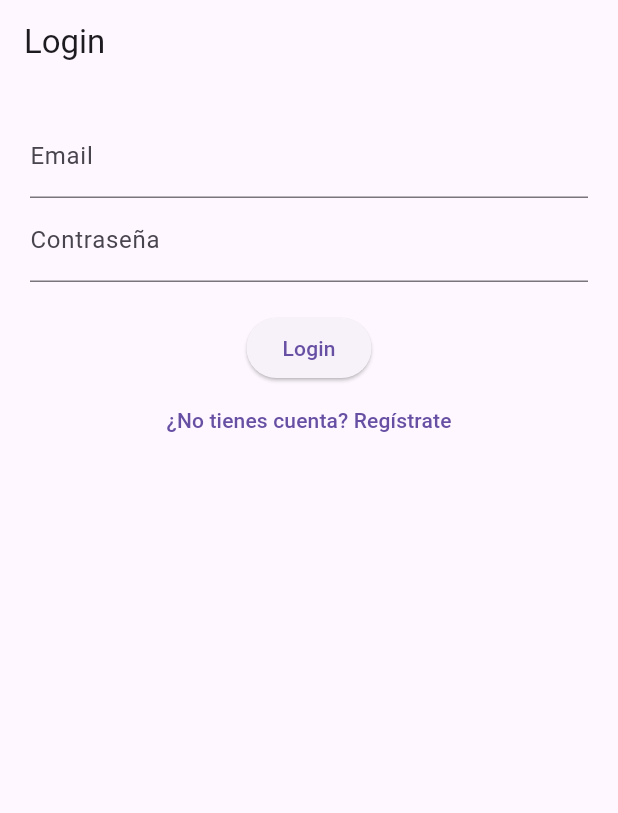
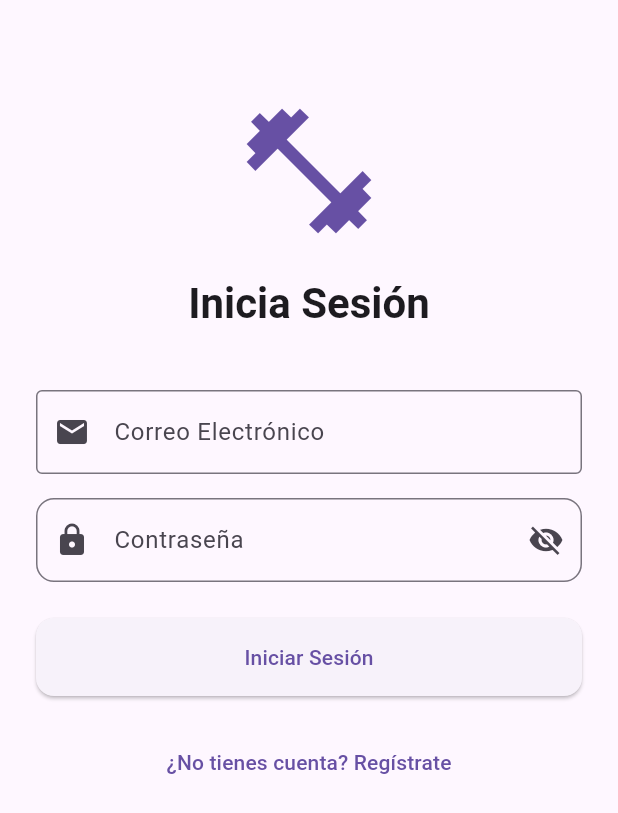
Before and after one commit to BernardoDuran14/gymbro, a Flutter app: the screen it shows after launch, on a phone screen of 412 x 824 dp. Shown: the top 813 px of the screen. Run offline on Flutter 3.47's test engine with Material 3 defaults, Android fonts, the phone set to English and light mode, and no system bars; our stand-ins replace firebase_auth, firebase_core, flutter_riverpod; accounts and stored records are empty.

Commit message:
Mejora del login en diseño y manejo de todo tipo de errores

```diff
--- a/lib/presentation/screens/auth_screen.dart
+++ b/lib/presentation/screens/auth_screen.dart
@@ -12,7 +12,8 @@ class AuthScreen extends ConsumerStatefulWidget {
 class _AuthScreenState extends ConsumerState<AuthScreen> {
   final _emailController = TextEditingController();
   final _passwordController = TextEditingController();
-  var _isLogin = true;
+  bool _isLogin = true;
+  bool _obscurePassword = true;
 
   @override
   void dispose() {
@@ -35,44 +36,158 @@ class _AuthScreenState extends ConsumerState<AuthScreen> {
   @override
   Widget build(BuildContext context) {
     final authState = ref.watch(authProvider);
+    final theme = Theme.of(context);
 
     return Scaffold(
-      appBar: AppBar(title: Text(_isLogin ? 'Login' : 'Registro')),
-      body: Padding(
-        padding: const EdgeInsets.all(20.0),
+      backgroundColor: theme.colorScheme.background,
+      body: SafeArea(
+        child: SingleChildScrollView(
+          padding: const EdgeInsets.all(24),
           child: Column(
+            crossAxisAlignment: CrossAxisAlignment.stretch,
             children: [
-            TextField(
-              controller: _emailController,
-              decoration: const InputDecoration(labelText: 'Email'),
-              keyboardType: TextInputType.emailAddress,
-            ),
-            TextField(
-              controller: _passwordController,
-              decoration: const InputDecoration(labelText: 'Contraseña'),
-              obscureText: true,
+              const SizedBox(height: 40),
+              Icon(
+                Icons.fitness_center,
+                size: 100,
+                color: theme.colorScheme.primary,
               ),
               const SizedBox(height: 20),
-            if (authState.isLoading)
-              const CircularProgressIndicator()
-            else
-              ElevatedButton(
-                onPressed: _submit,
-                child: Text(_isLogin ? 'Login' : 'Registrarse'),
+              Text(
+                _isLogin ? 'Inicia Sesión' : 'Regístrate',
+                style: theme.textTheme.headlineMedium?.copyWith(
+                  fontWeight: FontWeight.bold,
+                  color: theme.colorScheme.onBackground,
                 ),
+                textAlign: TextAlign.center,
+              ),
+              const SizedBox(height: 40),
+
+              // Campo de Email
+              TextFormField(
+                controller: _emailController,
+                decoration: const InputDecoration(
+                  labelText: 'Correo Electrónico',
+                  prefixIcon: Icon(Icons.email),
+                  border: OutlineInputBorder(),
+                ),
+                keyboardType: TextInputType.emailAddress,
+                validator: (value) {
+                  if (value == null || value.isEmpty) {
+                    return 'Por favor ingresa tu correo';
+                  }
+                  if (!value.contains('@')) {
+                    return 'Ingresa un correo válido';
+                  }
+                  return null;
+                },
+              ),
+              const SizedBox(height: 16),
+
+              // Campo de Contraseña
+              TextFormField(
+                controller: _passwordController,
+                decoration: InputDecoration(
+                  labelText: 'Contraseña',
+                  prefixIcon: const Icon(Icons.lock),
+                  suffixIcon: IconButton(
+                    icon: Icon(
+                      _obscurePassword
+                          ? Icons.visibility_off
+                          : Icons.visibility,
+                    ),
+                    onPressed: () =>
+                        setState(() => _obscurePassword = !_obscurePassword),
+                  ),
+                  border: OutlineInputBorder(
+                    borderRadius: BorderRadius.circular(12),
+                  ),
+                ),
+                obscureText: _obscurePassword,
+                validator: (value) {
+                  if (value == null || value.isEmpty) {
+                    return 'Ingresa tu contraseña';
+                  }
+                  return null;
+                },
+              ),
+              const SizedBox(height: 24),
+
+              // Mensaje de Error
               if (authState.error != null)
-              Text(authState.error!, style: const TextStyle(color: Colors.red)),
-            TextButton(
-              onPressed: () => setState(() => _isLogin = !_isLogin),
+                TweenAnimationBuilder(
+                  tween: Tween(begin: 1.0, end: 0.0),
+                  duration: const Duration(seconds: 7),
+                  builder: (context, value, child) {
+                    if (value == 0.0) {
+                      return const SizedBox.shrink();
+                    }
+                    return Opacity(opacity: value, child: child);
+                  },
+                  child: Container(
+                    margin: const EdgeInsets.only(bottom: 16),
+                    padding: const EdgeInsets.all(12),
+                    decoration: BoxDecoration(
+                      color: Colors.red.withOpacity(0.1),
+                      borderRadius: BorderRadius.circular(8),
+                    ),
+                    child: Row(
+                      children: [
+                        const Icon(
+                          Icons.error_outline,
+                          color: Colors.red,
+                          size: 20,
+                        ),
+                        const SizedBox(width: 12),
+                        Expanded(
                           child: Text(
-                _isLogin
-                    ? '¿No tienes cuenta? Regístrate'
-                    : '¿Ya tienes cuenta? Inicia sesión',
+                            authState.error!,
+                            style: TextStyle(
+                              color: Theme.of(context).colorScheme.error,
+                            ),
                           ),
                         ),
                       ],
                     ),
                   ),
+                ),
+              if (authState.error != null) const SizedBox(height: 16),
+
+              // Botón Principal
+              ElevatedButton(
+                onPressed: authState.isLoading ? null : _submit,
+                style: ElevatedButton.styleFrom(
+                  padding: const EdgeInsets.symmetric(vertical: 16),
+                  shape: RoundedRectangleBorder(
+                    borderRadius: BorderRadius.circular(12),
+                  ),
+                ),
+                child: authState.isLoading
+                    ? const CircularProgressIndicator()
+                    : Text(_isLogin ? 'Iniciar Sesión' : 'Registrarse'),
+              ),
+              const SizedBox(height: 20),
+
+              // Cambiar entre Login/Registro
+              TextButton(
+                onPressed: () {
+                  setState(() {
+                    _isLogin = !_isLogin;
+                    _emailController.clear();
+                    _passwordController.clear();
+                  });
+                },
+                child: Text(
+                  _isLogin
+                      ? '¿No tienes cuenta? Regístrate'
+                      : '¿Ya tienes cuenta? Inicia Sesión',
+                  style: TextStyle(color: theme.colorScheme.primary),
+                ),
+              ),
+            ],
+          ),
+        ),
+      ),
     );
   }
 }
```
Also changed, not shown: lib/application/auth_provider.dart (+93 -4 lines). Lines whose indentation alone changed are shown as unchanged.
